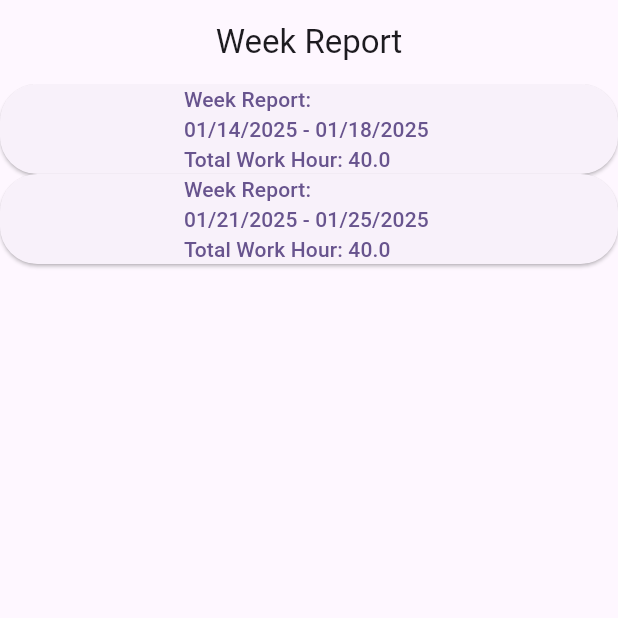
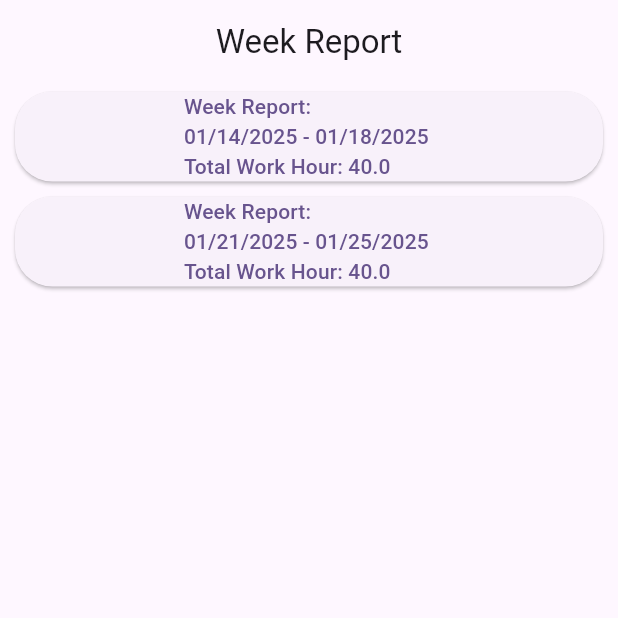
Before and after one commit to ngoantho/FieldFlow, a Flutter app: the WeekListHistoryPage screen opened directly, on a phone screen of 412 x 824 dp, the top half of it. Run offline on Flutter 3.47's test engine with Material 3 defaults, Android fonts, the phone set to English and light mode, and no system bars.

Commit message:
Update week_list.dart
Adding Padding to decorate the WeekList page

```diff
--- a/lib/week_list.dart
+++ b/lib/week_list.dart
@@ -9,7 +9,8 @@ class WeekList extends StatelessWidget {
   Widget build(BuildContext context) {
     return ListView.builder(
         itemCount: mockWeekList.length,
-        itemBuilder: (context, index) => _WeekListItem(mockWeekList[index])
+        itemBuilder: (context, index) => Padding(padding: const EdgeInsets.symmetric(vertical: 5.0, horizontal: 10),
+            child:_WeekListItem(mockWeekList[index]))
     );
   }
 }
```
